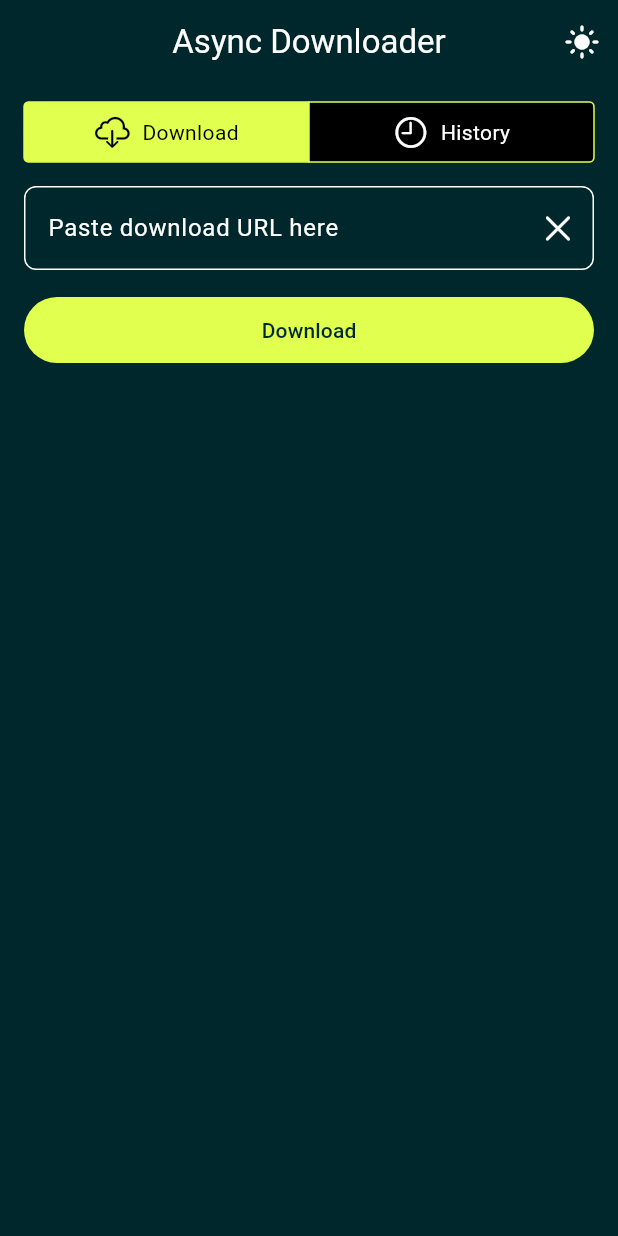
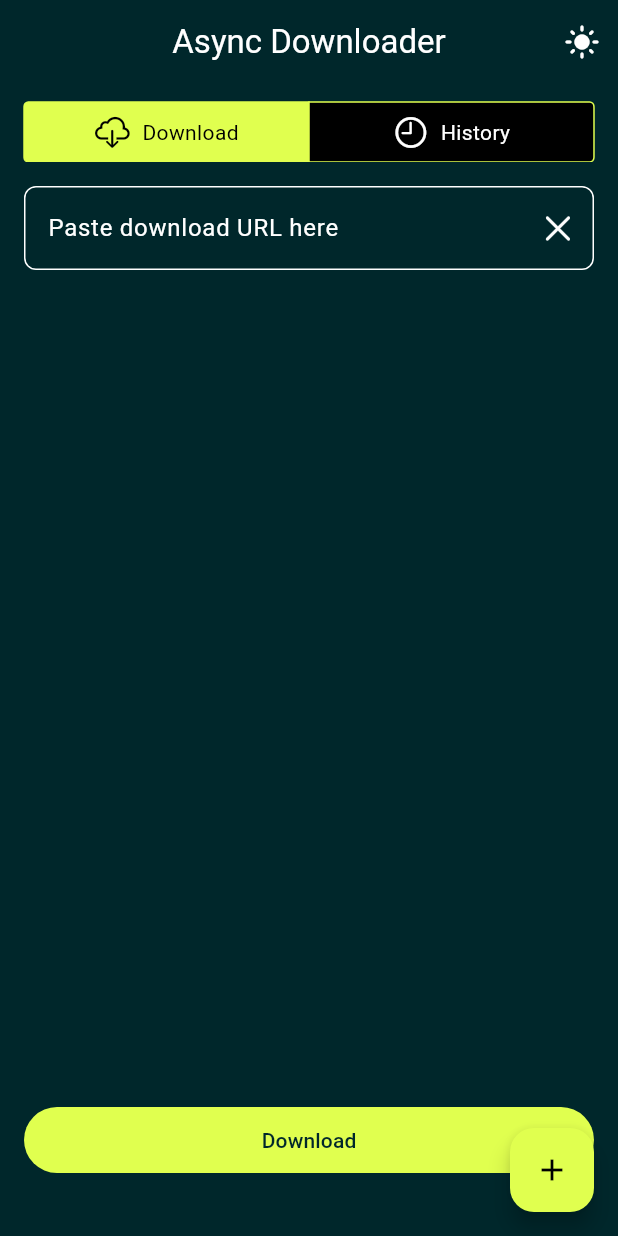
Before and after one commit to muzzammil763/async_downloader, a Flutter app: the screen it shows after launch, on a phone screen of 412 x 824 dp. Run offline on Flutter 3.47's test engine with Material 3 defaults, Android fonts, the phone set to English and light mode, and no system bars; our stand-ins replace open_file, permission_handler.

Commit message:
multiple link support

```diff
--- a/lib/app.dart
+++ b/lib/app.dart
@@ -26,7 +26,7 @@ class DownloaderApp extends StatefulWidget {
 }
 
 class DownloaderAppState extends State<DownloaderApp> {
-  final TextEditingController urlController = TextEditingController();
+  final List<TextEditingController> urlControllers = [TextEditingController()];
   bool _isDownloading = false;
   double _downloadProgress = 0.0;
   final List<DownloadItem> downloadHistory = [];
@@ -54,13 +54,18 @@ class DownloaderAppState extends State<DownloaderApp> {
   }
 
   Future<void> _downloadFile() async {
-    if (urlController.text.isEmpty) {
-      _showSnackBar('Please Enter A URL');
+    final urls =
+        urlControllers
+            .map((c) => c.text.trim())
+            .where((url) => url.isNotEmpty)
+            .toList();
+
+    if (urls.isEmpty) {
+      _showSnackBar('Please Enter At Least One URL');
       return;
     }
 
-    final url = urlController.text.trim();
-
+    for (final url in urls) {
       try {
         setState(() {
           _isDownloading = true;
@@ -147,7 +152,8 @@ class DownloaderAppState extends State<DownloaderApp> {
         setState(() {
           _isDownloading = false;
         });
-      _showSnackBar('Error: $e');
+        _showSnackBar('Error downloading $url: $e');
+      }
     }
   }
 
@@ -169,7 +175,9 @@ class DownloaderAppState extends State<DownloaderApp> {
 
   @override
   void dispose() {
-    urlController.dispose();
+    for (var controller in urlControllers) {
+      controller.dispose();
+    }
     super.dispose();
   }
 
@@ -343,13 +351,31 @@ class DownloaderAppState extends State<DownloaderApp> {
   }
 
   Widget _buildDownloaderTab() {
-    return Padding(
+    return Scaffold(
+      floatingActionButton: FloatingActionButton(
+        onPressed: () {
+          setState(() {
+            urlControllers.add(TextEditingController());
+          });
+        },
+        child: const Icon(Icons.add),
+      ),
+      body: Padding(
         padding: const EdgeInsets.all(16.0),
         child: Column(
           crossAxisAlignment: CrossAxisAlignment.stretch,
           children: [
-          TextField(
-            controller: urlController,
+            Expanded(
+              child: ListView.builder(
+                itemCount: urlControllers.length,
+                itemBuilder: (context, index) {
+                  return Padding(
+                    padding: const EdgeInsets.only(bottom: 8.0),
+                    child: Row(
+                      children: [
+                        Expanded(
+                          child: TextField(
+                            controller: urlControllers[index],
                             decoration: InputDecoration(
                               hintText: 'Paste download URL here',
                               border: OutlineInputBorder(
@@ -357,11 +383,28 @@ class DownloaderAppState extends State<DownloaderApp> {
                               ),
                               suffixIcon: IconButton(
                                 icon: const Icon(CupertinoIcons.clear),
-                onPressed: () => urlController.clear(),
+                                onPressed: () => urlControllers[index].clear(),
                               ),
                             ),
                             keyboardType: TextInputType.url,
                             autocorrect: false,
+                          ),
+                        ),
+                        if (index > 0)
+                          IconButton(
+                            icon: const Icon(Icons.remove_circle_outline),
+                            onPressed: () {
+                              setState(() {
+                                urlControllers[index].dispose();
+                                urlControllers.removeAt(index);
+                              });
+                            },
+                          ),
+                      ],
+                    ),
+                  );
+                },
+              ),
             ),
             const SizedBox(height: 16.0),
             FilledButton(
@@ -402,6 +445,7 @@ class DownloaderAppState extends State<DownloaderApp> {
                 ],
               ),
           ],
+        ),
       ),
     );
   }
```
Lines whose indentation alone changed are shown as unchanged.
